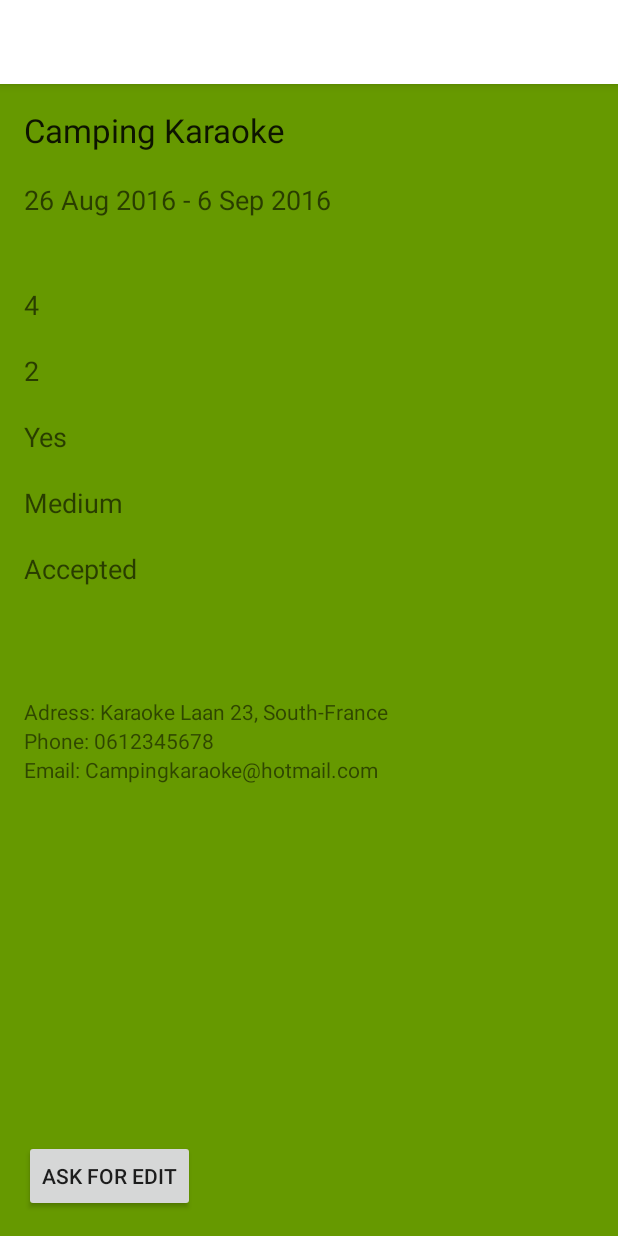
After one commit to tylerdegraaff/easyspot, an Android app: the CampingKaraokeActivity screen opened directly, with no data from a screen before it, on a phone screen of 412 x 824 dp. The commit adds this screen. Run offline under Robolectric (Android 15) with nearby library versions, the phone set to English and light mode, and no system bars.

Commit message:
internal error fast changes commit

```diff
--- a/app/src/main/AndroidManifest.xml
+++ b/app/src/main/AndroidManifest.xml
@@ -19,7 +19,8 @@
         <activity android:name=".BookingGeneralActivity" />
         <activity android:name=".BookingCampingActivity" />
         <activity android:name=".AccountActivity" />
-        <activity android:name=".ReservationActivity"></activity>
+        <activity android:name=".ReservationActivity" />
+        <activity android:name=".CampingKaraokeActivity"></activity>
     </application>
 
 </manifest>
--- /dev/null
+++ b/app/src/main/java/nl/hr/tylerdegraaff/easyspot/CampingKaraokeActivity.java
@@ -0,0 +1,23 @@
+package nl.hr.tylerdegraaff.easyspot;
+
+import android.content.Intent;
+import android.support.v7.app.AppCompatActivity;
+import android.os.Bundle;
+import android.view.View;
+import android.widget.Toast;
+
+public class CampingKaraokeActivity extends AppCompatActivity {
+
+    @Override
+    protected void onCreate(Bundle savedInstanceState) {
+        super.onCreate(savedInstanceState);
+        setContentView(R.layout.activity_camping_karaoke);
+    }
+
+    public void onAskEdit(View v){
+        Intent intent = new Intent(this, MainActivity.class);
+        startActivity(intent);
+        Toast toast = Toast.makeText(this, "The camping has been contacted and they will contact you shortly about your request", Toast.LENGTH_LONG);
+        toast.show();
+    }
+}
--- a/app/src/main/java/nl/hr/tylerdegraaff/easyspot/ReservationActivity.java
+++ b/app/src/main/java/nl/hr/tylerdegraaff/easyspot/ReservationActivity.java
@@ -1,7 +1,9 @@
 package nl.hr.tylerdegraaff.easyspot;
 
+import android.content.Intent;
 import android.support.v7.app.AppCompatActivity;
 import android.os.Bundle;
+import android.view.View;
 
 public class ReservationActivity extends AppCompatActivity {
 
@@ -11,4 +13,9 @@ public class ReservationActivity extends AppCompatActivity {
         getSupportActionBar().hide();
         setContentView(R.layout.activity_reservation);
     }
+
+    public void onCampingKaraoke(View v){
+        Intent intent = new Intent(this, CampingKaraokeActivity.class);
+        startActivity(intent);
+    }
 }
--- /dev/null
+++ b/app/src/main/res/layout/activity_camping_karaoke.xml
@@ -0,0 +1,184 @@
+<?xml version="1.0" encoding="utf-8"?>
+<RelativeLayout xmlns:android="http://schemas.android.com/apk/res/android"
+    xmlns:tools="http://schemas.android.com/tools"
+    android:layout_width="match_parent"
+    android:layout_height="match_parent"
+    android:paddingBottom="@dimen/activity_vertical_margin"
+    android:paddingLeft="@dimen/activity_horizontal_margin"
+    android:paddingRight="@dimen/activity_horizontal_margin"
+    android:paddingTop="@dimen/activity_vertical_margin"
+    tools:context="nl.hr.tylerdegraaff.easyspot.CampingKaraokeActivity"
+    android:background="@android:color/holo_green_dark">
+
+    <TextView
+        android:layout_width="wrap_content"
+        android:layout_height="wrap_content"
+        android:textAppearance="?android:attr/textAppearanceLarge"
+        android:text="Camping Karaoke"
+        android:id="@+id/textView18"
+        android:layout_alignParentTop="true"
+        android:layout_alignParentStart="true" />
+
+    <TextView
+        android:layout_width="wrap_content"
+        android:layout_height="wrap_content"
+        android:textAppearance="?android:attr/textAppearanceSmall"
+        android:text="Date"
+        android:id="@+id/textView19"
+        android:layout_below="@+id/textView18"
+        android:layout_alignParentStart="true"
+        android:textColor="@color/abc_background_cache_hint_selector_material_dark" />
+
+    <TextView
+        android:layout_width="wrap_content"
+        android:layout_height="wrap_content"
+        android:textAppearance="?android:attr/textAppearanceMedium"
+        android:text="26 Aug 2016 - 6 Sep 2016"
+        android:id="@+id/textView20"
+        android:layout_below="@+id/textView19"
+        android:layout_alignParentStart="true" />
+
+    <TextView
+        android:layout_width="wrap_content"
+        android:layout_height="wrap_content"
+        android:textAppearance="?android:attr/textAppearanceSmall"
+        android:text="How much people"
+        android:id="@+id/textView21"
+        android:layout_marginTop="26dp"
+        android:layout_below="@+id/textView20"
+        android:layout_alignParentStart="true"
+        android:textColor="@color/abc_background_cache_hint_selector_material_dark" />
+
+    <TextView
+        android:layout_width="wrap_content"
+        android:layout_height="wrap_content"
+        android:textAppearance="?android:attr/textAppearanceMedium"
+        android:text="4"
+        android:id="@+id/textView22"
+        android:layout_below="@+id/textView21"
+        android:layout_alignParentStart="true" />
+
+    <TextView
+        android:layout_width="wrap_content"
+        android:layout_height="wrap_content"
+        android:textAppearance="?android:attr/textAppearanceSmall"
+        android:text="Kids"
+        android:id="@+id/textView23"
+        android:layout_below="@+id/textView22"
+        android:layout_alignEnd="@+id/textView19"
+        android:textColor="@color/abc_background_cache_hint_selector_material_dark" />
+
+    <TextView
+        android:layout_width="wrap_content"
+        android:layout_height="wrap_content"
+        android:textAppearance="?android:attr/textAppearanceMedium"
+        android:text="2"
+        android:id="@+id/textView24"
+        android:layout_below="@+id/textView23"
+        android:layout_alignParentStart="true" />
+
+    <TextView
+        android:layout_width="wrap_content"
+        android:layout_height="wrap_content"
+        android:textAppearance="?android:attr/textAppearanceSmall"
+        android:text="Pets"
+        android:id="@+id/textView25"
+        android:layout_below="@+id/textView24"
+        android:layout_alignParentStart="true"
+        android:textColor="@color/abc_background_cache_hint_selector_material_dark" />
+
+    <TextView
+        android:layout_width="wrap_content"
+        android:layout_height="wrap_content"
+        android:textAppearance="?android:attr/textAppearanceMedium"
+        android:text="Yes"
+        android:id="@+id/textView26"
+        android:layout_below="@+id/textView25"
+        android:layout_alignParentStart="true" />
+
+    <TextView
+        android:layout_width="wrap_content"
+        android:layout_height="wrap_content"
+        android:textAppearance="?android:attr/textAppearanceSmall"
+        android:text="Size Lot"
+        android:id="@+id/textView27"
+        android:layout_below="@+id/textView26"
+        android:layout_alignParentStart="true"
+        android:textColor="@color/abc_background_cache_hint_selector_material_dark" />
+
+    <TextView
+        android:layout_width="wrap_content"
+        android:layout_height="wrap_content"
+        android:textAppearance="?android:attr/textAppearanceMedium"
+        android:text="Medium"
+        android:id="@+id/textView28"
+        android:layout_below="@+id/textView27"
+        android:layout_alignParentStart="true" />
+
+    <TextView
+        android:layout_width="wrap_content"
+        android:layout_height="wrap_content"
+        android:textAppearance="?android:attr/textAppearanceSmall"
+        android:text="Payment"
+        android:id="@+id/textView29"
+        android:layout_below="@+id/textView28"
+        android:layout_alignParentStart="true"
+        android:textColor="@color/abc_background_cache_hint_selector_material_dark" />
+
+    <TextView
+        android:layout_width="wrap_content"
+        android:layout_height="wrap_content"
+        android:textAppearance="?android:attr/textAppearanceMedium"
+        android:text="Accepted"
+        android:id="@+id/textView30"
+        android:layout_below="@+id/textView29"
+        android:layout_alignParentStart="true" />
+
+    <TextView
+        android:layout_width="wrap_content"
+        android:layout_height="wrap_content"
+        android:textAppearance="?android:attr/textAppearanceLarge"
+        android:text="Info"
+        android:id="@+id/textView31"
+        android:layout_below="@+id/textView30"
+        android:layout_alignParentStart="true"
+        android:layout_marginTop="44dp"
+        android:textColor="@color/abc_background_cache_hint_selector_material_dark" />
+
+    <TextView
+        android:layout_width="wrap_content"
+        android:layout_height="wrap_content"
+        android:textAppearance="?android:attr/textAppearanceSmall"
+        android:text="Adress: Karaoke Laan 23, South-France"
+        android:id="@+id/textView32"
+        android:layout_below="@+id/textView31"
+        android:layout_alignParentStart="true" />
+
+    <TextView
+        android:layout_width="wrap_content"
+        android:layout_height="wrap_content"
+        android:textAppearance="?android:attr/textAppearanceSmall"
+        android:text="Phone: 0612345678"
+        android:id="@+id/textView33"
+        android:layout_below="@+id/textView32"
+        android:layout_alignParentStart="true" />
+
+    <TextView
+        android:layout_width="wrap_content"
+        android:layout_height="wrap_content"
+        android:textAppearance="?android:attr/textAppearanceSmall"
+        android:text="Email: Campingkaraoke@hotmail.com"
+        android:id="@+id/textView34"
+        android:layout_below="@+id/textView33"
+        android:layout_alignParentStart="true" />
+
+    <Button
+        android:layout_width="wrap_content"
+        android:layout_height="wrap_content"
+        android:text="Ask for edit"
+        android:id="@+id/button10"
+        android:layout_alignParentBottom="true"
+        android:layout_alignParentStart="true"
+        android:onClick="onAskEdit" />
+
+</RelativeLayout>
--- a/app/src/main/res/layout/activity_reservation.xml
+++ b/app/src/main/res/layout/activity_reservation.xml
@@ -50,7 +50,7 @@
         android:layout_width="wrap_content"
         android:layout_height="wrap_content"
         android:textAppearance="?android:attr/textAppearanceSmall"
-        android:text="26 Aug till 30 Aug"
+        android:text="26 Aug till 6 Sep"
         android:id="@+id/textView17"
         android:layout_below="@+id/textView16"
         android:layout_alignParentStart="true" />
@@ -61,6 +61,7 @@
         android:text="More info"
         android:id="@+id/button9"
         android:layout_alignBottom="@+id/textView17"
-        android:layout_alignParentEnd="true" />
+        android:layout_alignParentEnd="true"
+        android:onClick="onCampingKaraoke" />
 
 </RelativeLayout>
```
